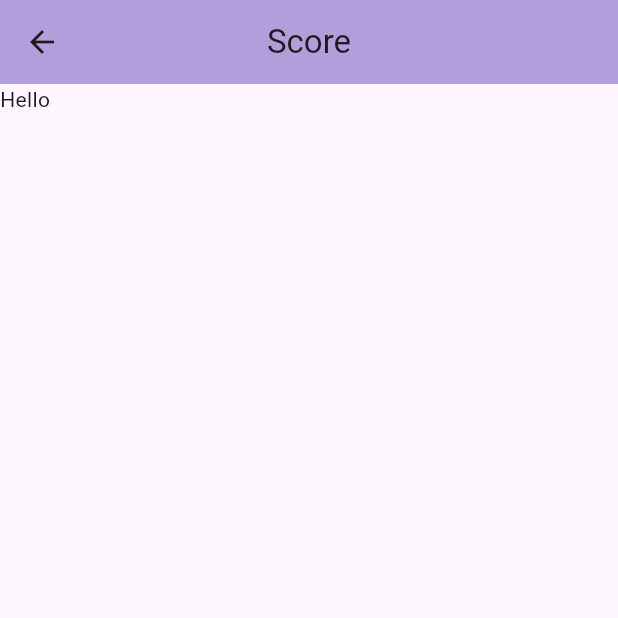
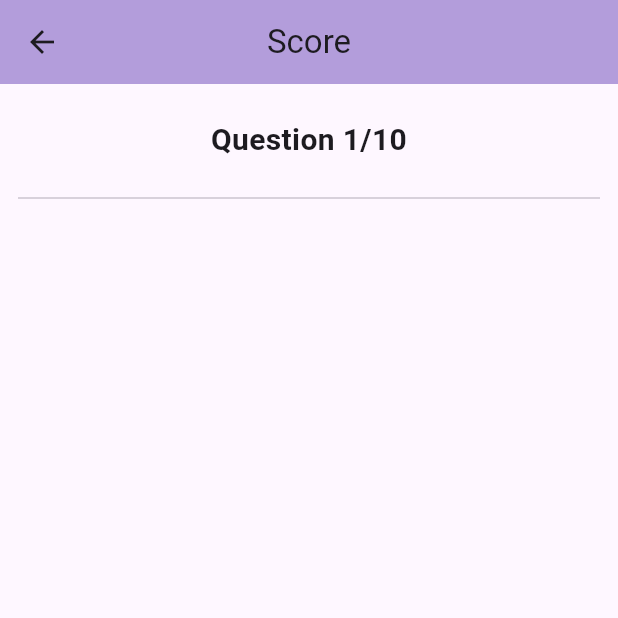
Before and after one commit to anastasiiaal/quiz-flutter-tp, a Flutter app: the screen it shows after launch, after a tap on "Start the quiz!", on a phone screen of 412 x 824 dp, the top half of it. Run offline on Flutter 3.47's test engine with Material 3 defaults, Android fonts, the phone set to English and light mode, and no system bars.

Commit message:
add title to quiz page

```diff
--- a/lib/ui/first_page.dart
+++ b/lib/ui/first_page.dart
@@ -1,5 +1,6 @@
 import 'dart:io';
 import 'package:flutter/material.dart';
+import 'package:quiz_flutter_tp/widgets/separator_line.dart';
 
 class FirstPage extends StatefulWidget {
   const FirstPage({super.key});
@@ -59,12 +60,16 @@ class FirstPageState extends State<FirstPage> {
                         Column(
                           children: [
                             ElevatedButton(
-                              // onPressed: null,
                               onPressed: () {
                                 Navigator.of(context).push(
                                     MaterialPageRoute(builder: (BuildContext context) => QuizPage(context)));
                               },
-                              child: const Text('Start the quiz!'),
+                              style: ButtonStyle(
+                                backgroundColor: MaterialStatePropertyAll(Colors.deepPurple[500]),
+                              ),
+                              child: const Text('Start the quiz!', style: TextStyle(
+                                color: Colors.white,
+                              )),
                             ),
                           ],
                         )
@@ -81,6 +86,7 @@ class FirstPageState extends State<FirstPage> {
   }
 
   Widget QuizPage(BuildContext context) {
+    double width = MediaQuery.of(context).size.width;
     return Scaffold(
       appBar: AppBar(
         backgroundColor: Colors.deepPurple[200],
@@ -88,11 +94,32 @@ class FirstPageState extends State<FirstPage> {
         title: const Text('Score'),
         centerTitle: true,
       ),
-        body: const SingleChildScrollView(
-          child: Text("Hello"),
+        body: SingleChildScrollView(
+          child: Padding(
+            padding: const EdgeInsets.symmetric(horizontal: 12, vertical: 5),
+            child: Column(
+              children: [
+                const SizedBox(height: 18),
+                Row(
+                  children: [
+                    SizedBox(
+                      width: width-24,
+                      child: const Text(
+                        'Question 1/10',
+                        textAlign: TextAlign.center,
+                        style: TextStyle(fontWeight: FontWeight.bold, fontSize: 20),
+                      ),
+                    ),
+                  ],
+                ),
+                const SeparatorLine(),
+              ],
+            ),
+          ),
         )
     );
   }
 
 
+
 }
--- /dev/null
+++ b/lib/widgets/separator_line.dart
@@ -0,0 +1,13 @@
+import 'package:flutter/material.dart';
+
+class SeparatorLine extends StatelessWidget {
+  const SeparatorLine({super.key});
+
+  @override
+  Widget build(BuildContext context) {
+    return const Padding(
+        padding: EdgeInsets.symmetric(vertical: 16),
+        child: Divider()
+    );
+  }
+}
```
